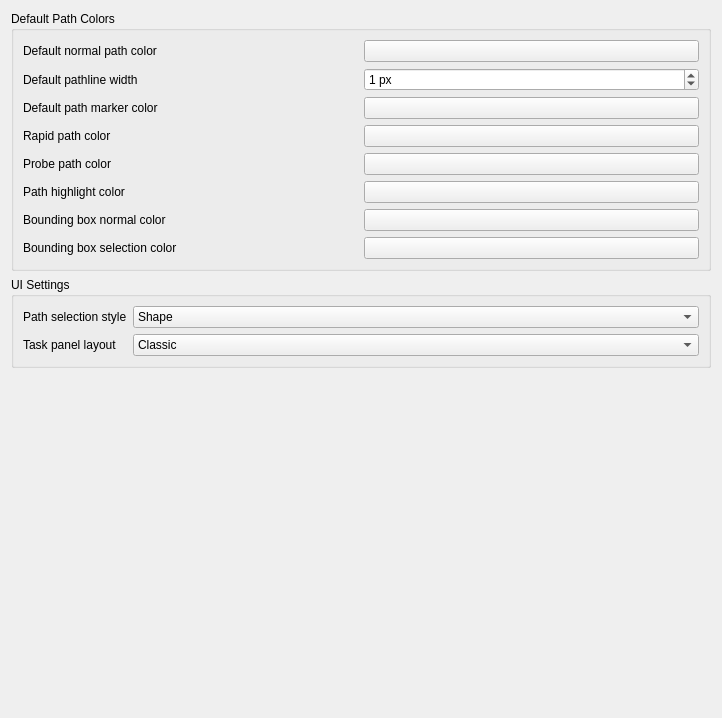
This is src/Mod/CAM/Gui/DlgSettingsPathColor.ui in southseact-3d/fcd as Qt 5 draws it before an edit. The edited form follows.
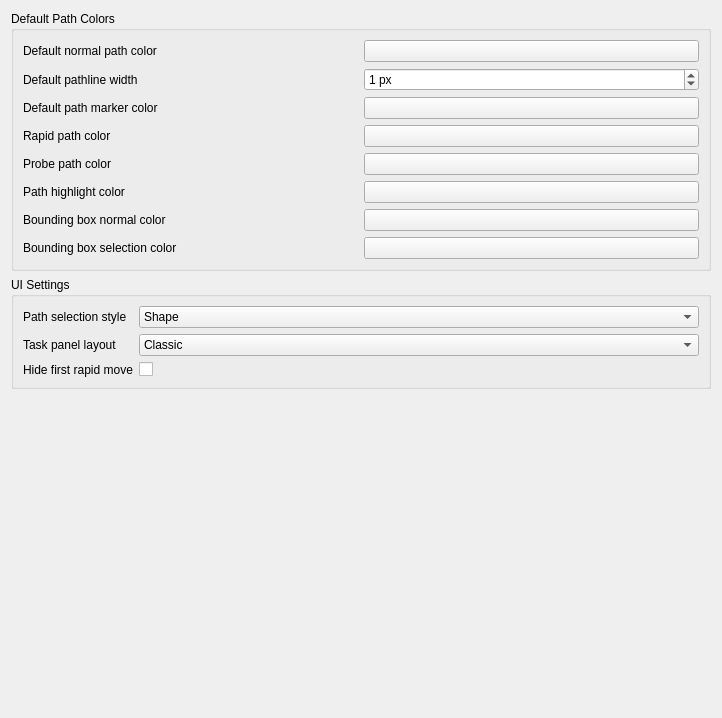
This is the edited form. Custom widgets are drawn as their Qt base class.

Commit message: CAM: Suppress rendering of first rapids (#25440)

The edit to the form file:
```diff
--- a/src/Mod/CAM/Gui/DlgSettingsPathColor.ui
+++ b/src/Mod/CAM/Gui/DlgSettingsPathColor.ui
@@ -398,6 +398,32 @@
         </item>
        </widget>
       </item>
+      <item row="2" column="0">
+       <widget class="QLabel" name="label_13">
+        <property name="text">
+         <string>Hide first rapid move</string>
+        </property>
+       </widget>
+      </item>
+      <item row="2" column="1">
+       <widget class="Gui::PrefCheckBox" name="HideFirstRapid">
+        <property name="toolTip">
+         <string>Hide the initial rapid move in path visualization by setting the start index to the first feed move</string>
+        </property>
+        <property name="text">
+         <string/>
+        </property>
+        <property name="checked">
+         <bool>false</bool>
+        </property>
+        <property name="prefEntry" stdset="0">
+         <cstring>HideFirstRapid</cstring>
+        </property>
+        <property name="prefPath" stdset="0">
+         <cstring>Mod/CAM</cstring>
+        </property>
+       </widget>
+      </item>
      </layout>
     </widget>
    </item>
@@ -424,6 +450,11 @@
    <extends>QComboBox</extends>
    <header>Gui/PrefWidgets.h</header>
   </customwidget>
+  <customwidget>
+   <class>Gui::PrefCheckBox</class>
+   <extends>QCheckBox</extends>
+   <header>Gui/PrefWidgets.h</header>
+  </customwidget>
  </customwidgets>
  <tabstops>
   <tabstop>DefaultNormalPathColor</tabstop>
```
The commit also changes 3 other files.
